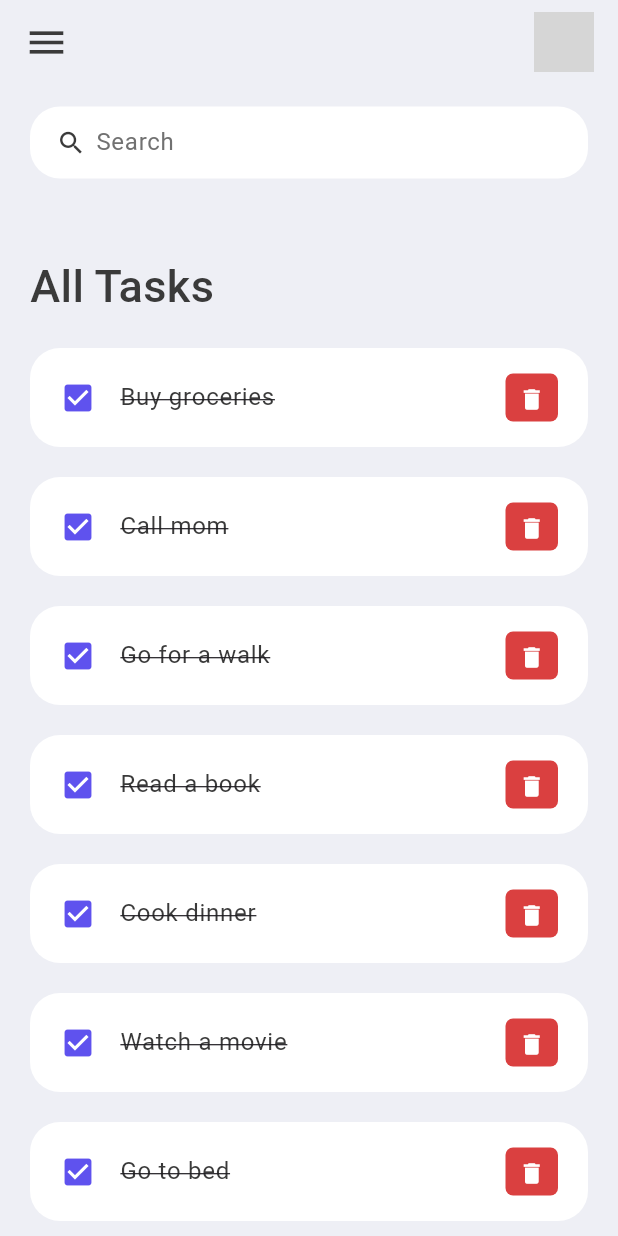
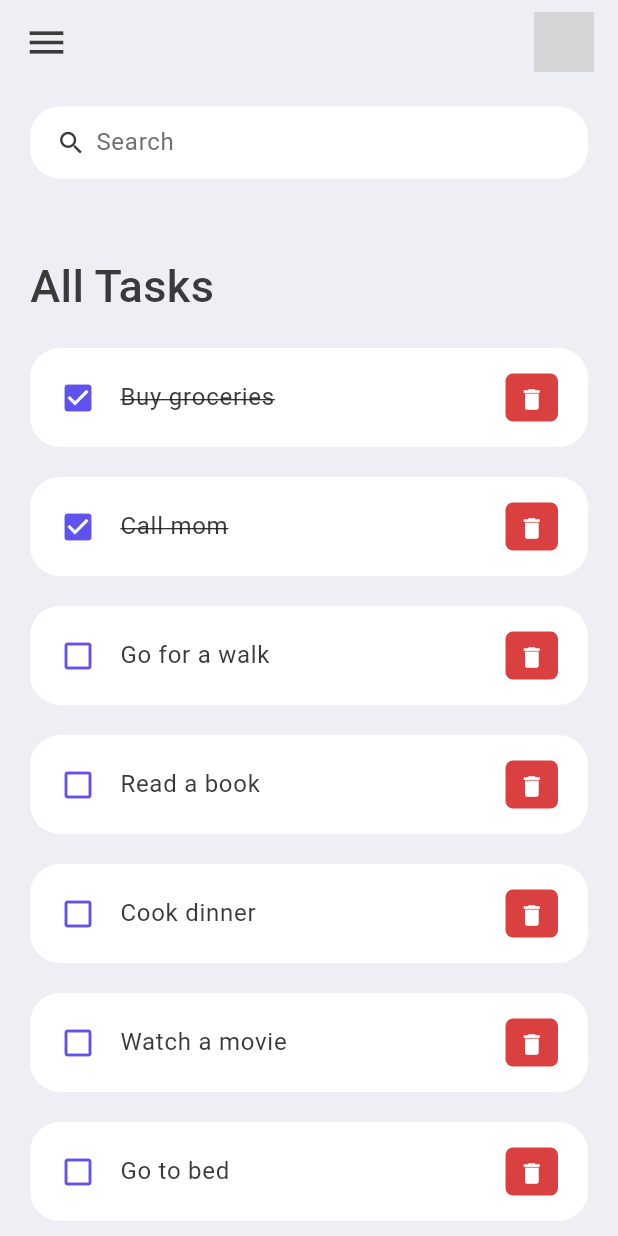
Before and after one commit to iPrakharV/ClearList-The_Ultimate_Flutter_ToDo_App, a Flutter app: the screen it shows after launch, on a phone screen of 412 x 824 dp. Run offline on Flutter 3.47's test engine with Material 3 defaults, Android fonts, the phone set to English and light mode, and no system bars; grey boxes are pictures that could not be loaded.

Commit message:
added dynamic todo

```diff
--- a/lib/model/todo.dart
+++ b/lib/model/todo.dart
@@ -16,17 +16,17 @@ class ToDo {
       ToDo(
         id: '1',
         todoText: 'Buy groceries',
-        isDone: false,
+        isDone: true,
       ),
       ToDo(
         id: '2',
         todoText: 'Call mom',
-        isDone: false,
+        isDone: true,
       ),
       ToDo(
         id: '3',
         todoText: 'Go for a walk',
-        isDone: true,
+        // isDone: true,
       ),
       ToDo(
         id: '4',
--- a/lib/widgets/todo_item.dart
+++ b/lib/widgets/todo_item.dart
@@ -1,7 +1,6 @@
 import 'package:flutter/material.dart';
 import '../constants/colors.dart';
 import '../model/todo.dart';
-
 
 class ToDoItem extends StatelessWidget {
   final ToDo todo;
@@ -21,13 +20,16 @@ class ToDoItem extends StatelessWidget {
           ),
           contentPadding: EdgeInsets.symmetric(horizontal: 20, vertical: 5),
           tileColor: Colors.white,
-          leading: Icon(Icons.check_box, color: tdBlue),
+          leading: Icon(
+              todo.isDone != null && todo.isDone! ? Icons.check_box : Icons.check_box_outline_blank,
+              color: tdBlue),
           title: Text(
             todo.todoText!,
             style: TextStyle(
                 color: tdBlack,
                 fontSize: 16,
-                decoration: TextDecoration.lineThrough),
+                decoration: todo.isDone != null && todo.isDone! ? TextDecoration.lineThrough : null,
+                ),
           ),
           trailing: Container(
             padding: EdgeInsets.all(0),
```
